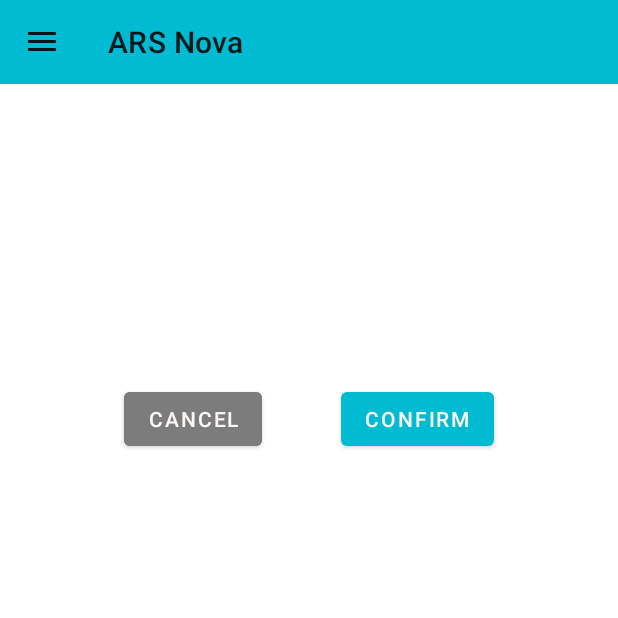
After one commit to TristanDBioC/ARSNOVA, an Android app: the fragment ConfimAttendanceFragment placed in its activity, on a phone screen of 412 x 824 dp, the top half of it. The commit adds this screen. Run offline under Robolectric (Android 15) with nearby library versions, the phone set to English and light mode, and no system bars; our stand-ins replace CircleImageView, Firebase (no records; nobody signed in at launch, a user with empty details on screens opened directly); 3 statements that could not run were skipped.

Commit message:
Dec 8 5:55 | QR Code Mark Attendance

```diff
--- a/app/build.gradle
+++ b/app/build.gradle
@@ -45,6 +45,7 @@ dependencies {
     implementation 'androidx.navigation:navigation-ui-ktx:2.3.5'
     implementation 'androidx.legacy:legacy-support-v4:1.0.0'
     implementation 'de.hdodenhof:circleimageview:3.1.0'
+    implementation 'com.budiyev.android:code-scanner:2.1.0'
     testImplementation 'junit:junit:4.+'
     androidTestImplementation 'androidx.test.ext:junit:1.1.3'
     androidTestImplementation 'androidx.test.espresso:espresso-core:3.4.0'
--- a/app/src/main/AndroidManifest.xml
+++ b/app/src/main/AndroidManifest.xml
@@ -1,6 +1,9 @@
 <?xml version="1.0" encoding="utf-8"?>
 <manifest xmlns:android="http://schemas.android.com/apk/res/android"
     package="com.example.arsnova">
+
+    <uses-permission android:name="android.permission.CAMERA"/>
+    <uses-feature android:name="android.hardware.camera"/>
 
     <application
         android:allowBackup="true"
--- /dev/null
+++ b/app/src/main/java/com/example/arsnova/ConfimAttendanceFragment.kt
@@ -0,0 +1,123 @@
+package com.example.arsnova
+
+import android.os.Bundle
+import androidx.fragment.app.Fragment
+import android.view.LayoutInflater
+import android.view.View
+import android.view.ViewGroup
+import android.widget.Button
+import android.widget.TextView
+import android.widget.Toast
+import androidx.fragment.app.activityViewModels
+import androidx.lifecycle.Observer
+import com.example.arsnova.viewmodels.UserInfo
+import com.google.firebase.auth.ktx.auth
+import com.google.firebase.firestore.ktx.firestore
+import com.google.firebase.ktx.Firebase
+import org.w3c.dom.Text
+
+
+// the fragment initialization parameters, e.g. ARG_ITEM_NUMBER
+private const val ARG_PARAM1 = "param1"
+private const val ARG_PARAM2 = "param2"
+
+class ConfimAttendanceFragment : Fragment() {
+    private var param1: String? = null
+    private var param2: String? = null
+    private val auth = Firebase.auth
+    private val user = auth.currentUser
+    private val db = Firebase.firestore
+    private val viewModel : UserInfo by activityViewModels()
+
+
+    override fun onCreate(savedInstanceState: Bundle?) {
+        super.onCreate(savedInstanceState)
+        arguments?.let {
+            param1 = it.getString(ARG_PARAM1)
+            param2 = it.getString(ARG_PARAM2)
+        }
+    }
+
+    override fun onCreateView(
+        inflater: LayoutInflater, container: ViewGroup?,
+        savedInstanceState: Bundle?
+    ): View? {
+        val view = inflater.inflate(R.layout.fragment_confim_attendance, container, false)
+        lateinit var EventID: String
+
+        viewModel.eventDocument.observe(viewLifecycleOwner, Observer {
+            val name = it.data?.getValue(getString(R.string.event_name))
+            val date = it.data?.getValue(getString(R.string.event_date))
+            val location = it.data?.getValue(getString(R.string.event_location))
+            val start = it.data?.getValue(getString(R.string.event_timeStart))
+            val end = it.data?.getValue(getString(R.string.event_timeEnd))
+            val status = it.data?.getValue(getString(R.string.event_availability)).toString().toBoolean()
+            EventID = it.data?.getValue(getString(R.string.event_qrcode)).toString()
+            var statusText = "Attendance is Closed"
+            if (status) {
+                statusText = "Attendance is Open"
+            }
+
+            view.findViewById<TextView>(R.id.ConfirmEventName).text = name.toString()
+            view.findViewById<TextView>(R.id.ConfirmEventDate).text = ("Event Date: %s".format(date))
+            view.findViewById<TextView>(R.id.ConfirmEventLocation).text = ("Where: %s".format(location))
+            view.findViewById<TextView>(R.id.ConfirmEventTimeEnd).text = ("Time Start: %s".format(start))
+            view.findViewById<TextView>(R.id.ConfirmEventTimeStart).text = ("Time End: %s".format(end))
+            view.findViewById<TextView>(R.id.ConfirmEventStatus).text = ("Status: %s".format(statusText))
+            view.findViewById<Button>(R.id.ConfirmEventButtonConfirm).isEnabled = status
+        })
+
+        view.findViewById<TextView>(R.id.ConfirmEventButtonCancel)
+            .setOnClickListener() {
+                (activity as HomepageActivity).replaceFragment(ScannerFragment(), "ARS Nova")
+
+            }
+
+        view.findViewById<TextView>(R.id.ConfirmEventButtonConfirm)
+            .setOnClickListener() {
+                MarkAttendance(auth.currentUser!!.uid, EventID)
+            }
+        return view
+    }
+
+    private fun MarkAttendance(uid: String, eventID: String) {
+        val data = hashMapOf(
+            getString(R.string.attendance_eventId) to eventID,
+            getString(R.string.attendance_userID) to uid,
+            getString(R.string.attendance_timestamp) to System.currentTimeMillis()/1000
+        )
+
+        val attendanceRef = db.collection(getString(R.string.collection_attendance))
+
+        val record = attendanceRef
+            .whereEqualTo(getString(R.string.attendance_userID), uid)
+            .whereEqualTo(getString(R.string.attendance_eventId), eventID)
+            .get()
+
+        db.collection(getString(R.string.collection_attendance))
+            .whereEqualTo(getString(R.string.attendance_userID), uid)
+            .whereEqualTo(getString(R.string.attendance_eventId), eventID)
+            .get()
+            .addOnSuccessListener { documents ->
+                if (documents.isEmpty) {
+                    db.collection(getString(R.string.collection_attendance))
+                        .add(data)
+                        .addOnCompleteListener() {
+                            Toast.makeText(requireActivity(), "Attendance Recorded", Toast.LENGTH_SHORT).show()
+                        }
+                } else {
+                    for (document in documents) {
+                        db.collection(getString(R.string.collection_attendance)).document(document.id)
+                            .update(
+                                getString(R.string.attendance_timestamp), System.currentTimeMillis()/1000
+                            )
+                            .addOnCompleteListener() {
+                                Toast.makeText(requireActivity(), "Attendance Updated", Toast.LENGTH_SHORT).show()
+                            }
+                    }
+                }
+            }
+
+    }
+
+}
--- a/app/src/main/java/com/example/arsnova/HomepageFragment.kt
+++ b/app/src/main/java/com/example/arsnova/HomepageFragment.kt
@@ -1,14 +1,19 @@
 package com.example.arsnova
 
+import android.content.pm.PackageManager
 import android.os.Bundle
 import androidx.fragment.app.Fragment
 import android.view.LayoutInflater
 import android.view.View
 import android.view.ViewGroup
+import android.widget.LinearLayout
 import android.widget.TextView
+import android.widget.Toast
+import androidx.core.content.ContextCompat
 import androidx.fragment.app.activityViewModels
 import androidx.lifecycle.Observer
 import com.example.arsnova.viewmodels.UserInfo
+import com.google.android.material.floatingactionbutton.FloatingActionButton
 import de.hdodenhof.circleimageview.CircleImageView
 
 // TODO: Rename parameter arguments, choose names that match
@@ -22,7 +27,6 @@ private const val ARG_PARAM2 = "param2"
  * create an instance of this fragment.
  */
 class HomepageFragment : Fragment() {
-    // TODO: Rename and change types of parameters
     private var param1: String? = null
     private var param2: String? = null
     private val viewModel : UserInfo by activityViewModels()
@@ -50,8 +54,11 @@ class HomepageFragment : Fragment() {
             view.findViewById<TextView>(R.id.homepageHiFname)?.text = "Hi ${it.data?.getValue(getString(R.string.user_firstname)).toString()}!"
             view.findViewById<TextView>(R.id.homepageFullname)?.text = "$fname $mi. $lname"
             view.findViewById<TextView>(R.id.homepageEmail)?.text = it.data?.getValue(getString(R.string.user_email)).toString()
-
         })
+        view.findViewById<FloatingActionButton>(R.id.ButtonCodeScanner)
+            .setOnClickListener() {
+                (activity as HomepageActivity)!!.replaceFragment(ScannerFragment(), "Scan Attendance QR")
+            }
         return view
     }
 
--- a/app/src/main/java/com/example/arsnova/ViewProfileFragment.kt
+++ b/app/src/main/java/com/example/arsnova/ViewProfileFragment.kt
@@ -67,7 +67,6 @@ class ViewProfileFragment : Fragment() {
                 startActivity(intent)
                 activity?.finish()
             }
-
         view.findViewById<Button>(R.id.profileButtonEditProfile)
             .setOnClickListener() {
                 (activity as HomepageActivity)!!.replaceFragment(EditProfileFragment(), "Balance and Status")
@@ -77,7 +76,6 @@ class ViewProfileFragment : Fragment() {
             .setOnClickListener() {
                 (activity as HomepageActivity)!!.replaceFragment(StatusBalanceFragment(), "Balance and Status")
             }
-
         return view
     }
 
--- a/app/src/main/java/com/example/arsnova/viewmodels/UserInfo.kt
+++ b/app/src/main/java/com/example/arsnova/viewmodels/UserInfo.kt
@@ -9,8 +9,10 @@ import com.google.firebase.firestore.DocumentSnapshot
 class UserInfo : ViewModel(){
     private val mutableImageUri = MutableLiveData<Uri>()
     private val mutableUserDocument = MutableLiveData<DocumentSnapshot>()
+    private val mutableEventDocument = MutableLiveData<DocumentSnapshot>()
     val imageUri : LiveData<Uri> get() = mutableImageUri
     val userDocument : LiveData<DocumentSnapshot> get() = mutableUserDocument
+    val eventDocument : LiveData<DocumentSnapshot> get() = mutableEventDocument
 
     fun setUri(uri: Uri) {
         mutableImageUri.value = uri
@@ -20,6 +22,10 @@ class UserInfo : ViewModel(){
         mutableUserDocument.value = document
     }
 
+    fun setEvent(document: DocumentSnapshot) {
+        mutableEventDocument.value = document
+    }
+
     fun getDocument() : DocumentSnapshot? {
         return userDocument.value
     }
@@ -27,4 +33,8 @@ class UserInfo : ViewModel(){
     fun getImageUri() : Uri? {
         return mutableImageUri.value
     }
+
+    fun getEvent() : DocumentSnapshot? {
+        return mutableEventDocument.value
+    }
 }
--- /dev/null
+++ b/app/src/main/res/layout/fragment_confim_attendance.xml
@@ -0,0 +1,96 @@
+<?xml version="1.0" encoding="utf-8"?>
+<FrameLayout xmlns:android="http://schemas.android.com/apk/res/android"
+    xmlns:tools="http://schemas.android.com/tools"
+    android:layout_width="match_parent"
+    android:layout_height="match_parent"
+    xmlns:app="http://schemas.android.com/apk/res-auto"
+    tools:context=".ConfimAttendanceFragment">
+
+    <LinearLayout
+        android:layout_width="match_parent"
+        android:layout_height="match_parent"
+        android:orientation="vertical"
+        android:padding="30dp">
+
+        <TextView
+            android:id="@+id/ConfirmEventName"
+            android:layout_width="wrap_content"
+            android:layout_height="wrap_content"
+            tools:text="Sample Event name"
+            android:textSize="24sp" />
+
+        <TextView
+            android:id="@+id/ConfirmEventDate"
+            android:layout_width="wrap_content"
+            android:layout_height="wrap_content"
+            tools:text="Event date"/>
+
+        <TextView
+            android:id="@+id/ConfirmEventLocation"
+            android:layout_width="wrap_content"
+            android:layout_height="wrap_content"
+            tools:text="Event Location"/>
+
+        <TextView
+            android:id="@+id/ConfirmEventTimeStart"
+            android:layout_width="wrap_content"
+            android:layout_height="wrap_content"
+            tools:text="TimeStart"/>
+
+        <TextView
+            android:id="@+id/ConfirmEventTimeEnd"
+            android:layout_width="wrap_content"
+            android:layout_height="wrap_content"
+            tools:text="TimeEnd"/>
+
+        <LinearLayout
+            android:layout_width="match_parent"
+            android:layout_height="wrap_content">
+
+            <TextView
+                android:id="@+id/ConfirmEventStatus"
+                android:layout_width="wrap_content"
+                android:layout_height="wrap_content"
+                tools:text="Attendance Status: "/>
+
+
+        </LinearLayout>
+
+
+
+        <androidx.constraintlayout.widget.ConstraintLayout
+            android:layout_width="match_parent"
+            android:layout_height="wrap_content"
+            android:gravity="center"
+            android:paddingTop="40dp">
+
+            <Button
+                android:id="@+id/ConfirmEventButtonConfirm"
+                android:layout_width="wrap_content"
+                android:layout_height="wrap_content"
+                android:text="Confirm"
+                app:layout_constraintBottom_toBottomOf="parent"
+                app:layout_constraintEnd_toEndOf="parent"
+                app:layout_constraintHorizontal_bias="0.5"
+                app:layout_constraintStart_toEndOf="@+id/ConfirmEventButtonCancel"
+                app:layout_constraintTop_toTopOf="parent"/>
+
+            <Button
+                android:id="@+id/ConfirmEventButtonCancel"
+                android:layout_width="wrap_content"
+                android:layout_height="wrap_content"
+                android:backgroundTint="@color/muted_gray"
+                android:text="Cancel"
+                app:layout_constraintBottom_toBottomOf="parent"
+                app:layout_constraintEnd_toStartOf="@+id/ConfirmEventButtonConfirm"
+                app:layout_constraintHorizontal_bias="0.5"
+                app:layout_constraintStart_toStartOf="parent"
+                app:layout_constraintTop_toTopOf="parent" />
+
+
+        </androidx.constraintlayout.widget.ConstraintLayout>
+
+
+    </LinearLayout>
+
+</FrameLayout>
--- a/app/src/main/res/values/dbkeys.xml
+++ b/app/src/main/res/values/dbkeys.xml
@@ -4,6 +4,8 @@
     <string name="collection_courses">course</string>
     <string name="collection_yearLevel">year_level</string>
     <string name="collection_users">user</string>
+    <string name="collection_events">event</string>
+    <string name="collection_attendance">attendance</string>
 
     <!-- COURSES COLLECTION -->
     <string name="course_name">name</string>
@@ -30,6 +32,22 @@
     <string name="user_type">type</string>
     <string name="user_position">position</string>
 
+    <!-- EVENT COLLECTION -->
+    <string name="event_name">name</string>
+    <string name="event_availability">availability</string>
+    <string name="event_date">date</string>
+    <string name="event_fines">fine</string>
+    <string name="event_location">location</string>
+    <string name="event_qrcode">qrcode</string>
+    <string name="event_timeEnd">time_end</string>
+    <string name="event_timeStart">time_start</string>
+    <string name="event_type">type</string>
+
+    <!-- ATTENDANCE COLLECTION -->
+    <string name="attendance_eventId">event_id</string>
+    <string name="attendance_userID">uid</string>
+    <string name="attendance_timestamp">timestamp</string>
+
     <!-- Cloud Storage Bucket Names -->
     <string name="storage_profile">gs://ccs6-b084d.appspot.com/images</string>
 
```
Also changed, not shown: app/src/main/java/com/example/arsnova/HomepageActivity.kt (+29 -0 lines), app/src/main/java/com/example/arsnova/ScannerFragment.kt (added, +91 -0 lines), app/src/main/res/drawable/ic_baseline_camera_24.xml (added, +10 -0 lines), app/src/main/res/layout/fragment_homepage.xml (+24 -11 lines), app/src/main/res/layout/fragment_scanner.xml (added, +26 -0 lines).
